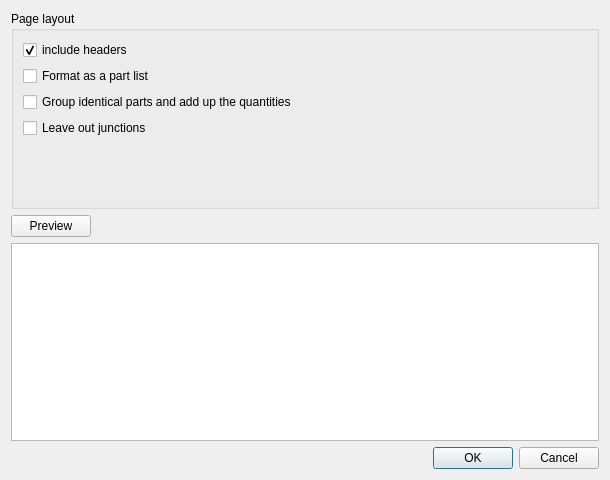
Old version of the form sources/ui/bomexportdialog.ui in the repository qelectrotech/qelectrotech-source-mirror.
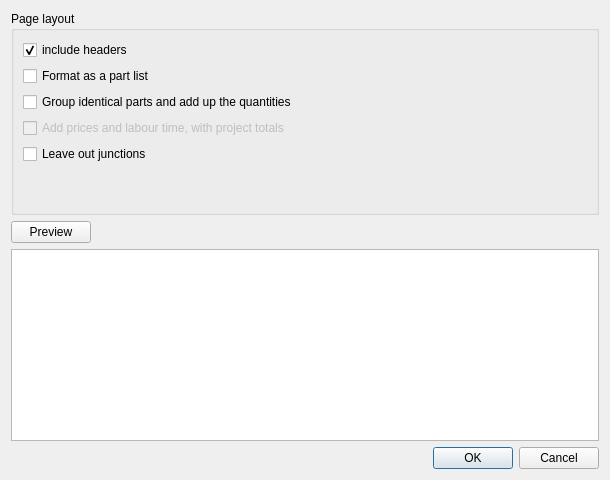
New version of the form.

Commit message: Parts list: add prices and labour time with project totals (#1878 A4)

What changed in the file:
```diff
--- a/sources/ui/bomexportdialog.ui
+++ b/sources/ui/bomexportdialog.ui
@@ -53,6 +53,22 @@
         </property>
        </widget>
       </item>
+      <item>
+       <widget class="QCheckBox" name="m_costing">
+        <property name="enabled">
+         <bool>false</bool>
+        </property>
+        <property name="toolTip">
+         <string>Adds the unit price and labour time of each part, their totals for the quantity used, and a last line with the totals for the project. Parts with no price or labour time count as nothing.</string>
+        </property>
+        <property name="text">
+         <string>Add prices and labour time, with project totals</string>
+        </property>
+        <property name="checked">
+         <bool>false</bool>
+        </property>
+       </widget>
+      </item>
       <item>
        <widget class="QCheckBox" name="m_no_junctions">
         <property name="toolTip">
```
The commit also changes 4 other files.
